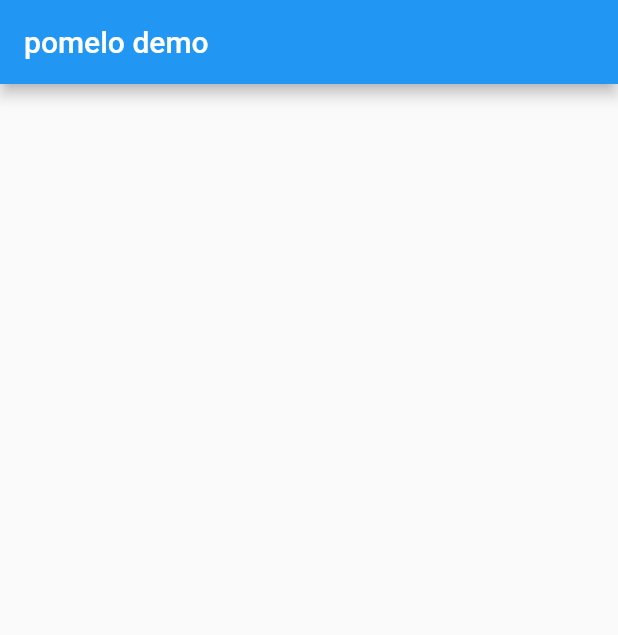
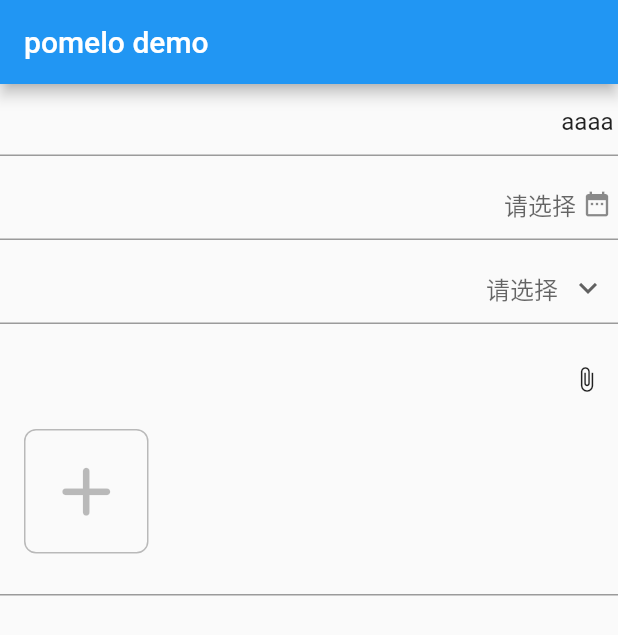
Before and after one commit to WuXuBaiYang/jtech_pomelo, a Flutter app: the screen it shows after launch, on a phone screen of 412 x 824 dp. Shown: the top 635 px of the screen. Run offline on Flutter 3.47's test engine with Material 2 defaults, Android fonts, the phone set to English and light mode, and no system bars; our stand-ins replace azlistview, chewie, dio, extended_image, file_picker, flutter_image_compress and 10 more; missing offline and left inert: dart:ffi, image_editor, lpinyin.

Commit message:
完成表单附件组件

```diff
--- a/example/lib/main.dart
+++ b/example/lib/main.dart
@@ -1,6 +1,5 @@
 import 'package:flutter/material.dart';
 import 'package:jtech_pomelo/pomelo.dart';
-import 'package:jtech_pomelo/widget/gridview/accessory/accessory_gridview.dart';
 
 void main() {
   runJAppRoot(
@@ -31,39 +30,52 @@ class _MyHomePageState extends State<MyHomePage> {
   Widget build(BuildContext context) {
     return JAppPage(
       title: Text(widget.title),
-      body: EmptyBox(),
-      // body: JForm(
-      //   formBuilder: (context, controller) {
-      //     return Column(
-      //       children: [
-      //         JFormFieldText(
-      //           id: "name",
-      //           controller: controller,
-      //           initialValue: "aaaa",
-      //           targetId: "date",
-      //           targetChange: (f, value) {
-      //             f?.didChange(JDateUtil.formatDate("yyyy-mm-dd", value));
-      //           },
-      //         ),
-      //         JFormFieldDatePicker.dateTime(
-      //           id: "date",
-      //           controller: controller,
-      //           valueChange: (v) {
-      //             print(v);
-      //           },
-      //         ),
-      //         JFormFieldSelector(
-      //           id: "aa",
-      //           controller: controller,
-      //           items: [
-      //             SelectItem.same(text: "aa"),
-      //             SelectItem.same(text: "bb"),
-      //           ],
-      //         ),
-      //       ],
-      //     );
-      //   },
-      // ),
+      body: JForm(
+        formBuilder: (context, controller) {
+          return Column(
+            children: [
+              JFormFieldText(
+                id: "name",
+                controller: controller,
+                initialValue: "aaaa",
+                targetId: "date",
+                targetChange: (f, value) {
+                  f?.didChange(JDateUtil.formatDate("yyyy-mm-dd", value));
+                },
+              ),
+              JFormFieldDatePicker.dateTime(
+                id: "date",
+                controller: controller,
+                valueChange: (v) {
+                  print(v);
+                },
+              ),
+              JFormFieldSelector(
+                id: "aa",
+                controller: controller,
+                items: [
+                  SelectItem.same(text: "aa"),
+                  SelectItem.same(text: "bb"),
+                ],
+              ),
+              JFormFieldFile(
+                id: "gg",
+                controller: controller,
+                pickerItems: [
+                  PickerMenuItem.image(text: "aaa"),
+                  PickerMenuItem.imageTake(text: "bbb"),
+                ],
+                fileUpload: (List<JFile> files, value) async {
+                  return FileUploadResult(value: value, files: files);
+                },
+                fileLoad: (Object? value) async {
+                  return [];
+                },
+              ),
+            ],
+          );
+        },
+      ),
     );
   }
 }
--- a/lib/widget/form/field_item/field_file.dart
+++ b/lib/widget/form/field_item/field_file.dart
@@ -1,270 +1,279 @@
-// import 'dart:async';
-// import 'package:flutter/material.dart';
-// import 'package:jtech_pomelo/model/menu_item.dart';
-// import 'package:jtech_pomelo/util/picker/file_info.dart';
-// import 'package:jtech_pomelo/util/util.dart';
-// import 'package:jtech_pomelo/widget/empty_box.dart';
-// import 'package:jtech_pomelo/widget/empty_data_box.dart';
-// import 'package:jtech_pomelo/widget/form/controller.dart';
-// import 'package:jtech_pomelo/widget/form/field_item/field_item.dart';
-// import 'package:jtech_pomelo/widget/form/form.dart';
-// import 'package:jtech_pomelo/widget/future_builder.dart';
-//
-// //附件上传回调
-// typedef FormFileUpload<V> = Future<FileUploadResult<V>> Function(
-//     List<JFile> files, V? value);
-//
-// //附件加载
-// typedef FormFileLoad<V> = Future<List<JFile>> Function(V? value);
-//
-// /*
-// * 表单项-附件选择器
-// * @author JTech JH
-// * @Time 2022/4/6 15:23
-// */
-// class JFormFieldFile<V> extends JFormField<V> {
-//   //附件上传回调
-//   final FormFileUpload<V> fileUpload;
-//
-//   //附件加载
-//   final FormFileLoad<V> fileLoad;
-//
-//   //附件选择菜单集合
-//   final List<MenuItem> pickerItems;
-//
-//   //是否直接展开展示
-//   final bool showExpend;
-//
-//   //最大选择数
-//   final int maxCount;
-//
-//   //附件预览回调
-//   final OnAccessoryFileNoPreview? onFileNoPreview;
-//
-//   //附件预览点击回调
-//   final OnGridItemTap<JFile>? itemTap;
-//
-//   //默认表单项
-//   JFormFieldFile({
-//     Key? key,
-//     //基础表单字段
-//     required String id,
-//     required FormController controller,
-//     V? initialValue,
-//     AutovalidateMode? autoValidateMode,
-//     FormFieldSetter<V>? onSaved,
-//     FormFieldValidator<V>? validator,
-//     bool? readOnly,
-//     bool? enable,
-//     bool? required,
-//     bool? showRequired,
-//     String? requiredHint,
-//     InputDecoration? decoration,
-//     Widget? startChild,
-//     String? startText,
-//     TextStyle? startTextStyle,
-//     Widget? endChild,
-//     bool? showArrow,
-//     EdgeInsetsGeometry? padding,
-//     TextAlign? textAlign,
-//     String? hint,
-//     FormValueChange? valueChange,
-//     String? targetId,
-//     FormTargetChange? targetChange,
-//     //自定义参数
-//     required this.pickerItems,
-//     required this.fileUpload,
-//     required this.fileLoad,
-//     this.onFileNoPreview,
-//     this.itemTap,
-//     String? errorText,
-//     bool? showExpend,
-//     int? maxCount,
-//   })  : showExpend = showExpend ?? true,
-//         maxCount = maxCount ?? 9,
-//         super(
-//           key: key,
-//           id: id,
-//           controller: controller,
-//           readOnly: readOnly,
-//           enable: enable,
-//           initialValue: initialValue,
-//           autoValidateMode: autoValidateMode,
-//           onSaved: onSaved,
-//           validator: validator,
-//           required: required,
-//           showRequired: showRequired,
-//           requiredHint: requiredHint,
-//           decoration: decoration,
-//           startChild: startChild,
-//           startText: startText,
-//           startTextStyle: startTextStyle,
-//           endChild: endChild,
-//           showArrow: showArrow,
-//           padding: padding,
-//           textAlign: textAlign,
-//           hint: hint ?? "查看附件",
-//           valueChange: valueChange,
-//           targetId: targetId,
-//           targetChange: targetChange,
-//         );
-//
-//   @override
-//   State<StatefulWidget> createState() => _JFormFieldFileState();
-// }
-//
-// /*
-// * 表单项-附件选择器-状态
-// * @author JTech JH
-// * @Time 2022/4/6 15:23
-// */
-// class _JFormFieldFileState<V> extends JFormFieldState<V, JFormFieldFile> {
-//   @override
-//   Widget build(BuildContext context) {
-//     return buildField(
-//       clicked: !widget.showExpend,
-//       builder: (f, valueChange) {
-//         registerFileUpload(f, valueChange);
-//         return InputDecorator(
-//           textAlign: widget.textAlign,
-//           isFocused: focusNode.hasFocus,
-//           isEmpty: null == f.value,
-//           decoration: createDecoration(withFixedStyle: false).copyWith(
-//             errorText: f.errorText,
-//             enabled: enable,
-//           ),
-//           child: Column(
-//             mainAxisSize: MainAxisSize.min,
-//             children: [
-//               buildFixedStyle(),
-//               widget.showExpend ? _buildFileGrid(context, f) : const EmptyBox(),
-//             ],
-//           ),
-//         );
-//       },
-//       onFieldTap: (f, valueChange) => _showFileGridSheet(context, f),
-//     );
-//   }
-//
-//   //注册异步提交方法
-//   void registerFileUpload(FormFieldState<V> f, FormValueChange<V> valueChange) {
-//     return registerSubmitFuture(() async {
-//       var result = await widget.fileUpload(
-//         fileController?.dataList ?? [],
-//         f.value,
-//       );
-//       fileController?.setData(result.files);
-//       valueChange(result.value);
-//       return result.value;
-//     });
-//   }
-//
-//   //展示附件表格弹窗
-//   Future _showFileGridSheet(BuildContext context, FormFieldState<V> f) {
-//     return showModalBottomSheet(
-//       context: context,
-//       builder: (_) {
-//         return Column(
-//           mainAxisSize: MainAxisSize.min,
-//           children: [
-//             Stack(
-//               children: [
-//                 const CloseButton(),
-//                 Center(
-//                   child: Padding(
-//                     padding: const EdgeInsets.all(12),
-//                     child: Text(widget.hint ?? ""),
-//                   ),
-//                 ),
-//               ],
-//             ),
-//             const Divider(),
-//             _buildFileGrid(context, f),
-//           ],
-//         );
-//       },
-//     );
-//   }
-//
-//   //附件控制器
-//   JAccessoryGridViewController<JFile>? fileController;
-//
-//   //构建附件表格
-//   Widget _buildFileGrid(BuildContext context, FormFieldState<V> f) {
-//     return JFutureBuilder<List<JFile>>(
-//       future: () async {
-//         if (null == fileController) {
-//           var fileList = await widget.fileLoad(f.value);
-//           fileController = JAccessoryGridViewController(dataList: fileList);
-//         }
-//         return fileController?.dataList ?? [];
-//       },
-//       builder: (_, snap) {
-//         var canModify = enable && !readOnly;
-//         return EmptyDataBox(
-//           isEmpty: !canModify && (snap.data?.isEmpty ?? true),
-//           child: JGridView.accessory(
-//             menuItems: widget.pickerItems,
-//             controller: fileController,
-//             maxCount: widget.maxCount,
-//             crossAxisCount: 4,
-//             modify: canModify,
-//             // itemThumbnailMap: {
-//             //   RegExp(r".docx|.doc|.pdf|.ppt|pptx|text|txt|xlsx"):
-//             //       Image.asset(Common.formFileIcon),
-//             // },
-//             canScroll: false,
-//             onFileNoPreview: widget.onFileNoPreview,
-//             itemTap: widget.itemTap,
-//           ),
-//         );
-//       },
-//     );
-//   }
-//
-//   @override
-//   List<Widget> insertEndChild() {
-//     String? hint;
-//     if (enable && !widget.showExpend) {
-//       hint = widget.hint;
-//     }
-//     var showHint = null != initialValue && "$initialValue".isNotEmpty;
-//     return [
-//       Visibility(
-//         visible: showHint,
-//         child: Text(
-//           hint ?? "",
-//           style: TextStyle(color: JUtil.getAccentColor(context)),
-//         ),
-//       ),
-//       const Padding(
-//         padding: EdgeInsets.symmetric(horizontal: 12),
-//         child: Icon(Icons.attach_file_outlined, size: 18),
-//       ),
-//     ];
-//   }
-//
-//   @override
-//   String? onRequiredValidator(V? v) =>
-//       (null != v || (fileController?.dataList.isNotEmpty ?? false))
-//           ? null
-//           : widget.requiredHint;
-// }
-//
-// /*
-// * 附件上传返回值
-// * @author JTech JH
-// * @Time 2022/3/10 9:47
-// */
-// class FileUploadResult<V> {
-//   //参数值
-//   final V? value;
-//
-//   //上传成功的附件集合
-//   final List<JFile> files;
-//
-//   FileUploadResult({
-//     required this.value,
-//     required this.files,
-//   });
-// }
+import 'dart:async';
+import 'package:flutter/material.dart';
+import 'package:jtech_pomelo/base/base_widget.dart';
+import 'package:jtech_pomelo/util/picker/file_info.dart';
+import 'package:jtech_pomelo/util/picker/menu_item.dart';
+import 'package:jtech_pomelo/util/util.dart';
+import 'package:jtech_pomelo/widget/empty_box.dart';
+import 'package:jtech_pomelo/widget/empty_data_box.dart';
+import 'package:jtech_pomelo/widget/form/controller.dart';
+import 'package:jtech_pomelo/widget/form/field_item/field_item.dart';
+import 'package:jtech_pomelo/widget/form/form.dart';
+import 'package:jtech_pomelo/widget/future_builder.dart';
+import 'package:jtech_pomelo/widget/gridview/accessory/accessory_gridview.dart';
+import 'package:jtech_pomelo/widget/gridview/accessory/controller.dart';
+
+//附件上传回调
+typedef FormFileUpload<V> = Future<FileUploadResult<V>> Function(
+    List<JFile> files, V? value);
+
+//附件加载
+typedef FormFileLoad<V> = Future<List<JFile>> Function(V? value);
+
+/*
+* 表单项-附件选择器
+* @author JTech JH
+* @Time 2022/4/6 15:23
+*/
+class JFormFieldFile<V> extends JFormField<V> {
+  //附件上传回调
+  final FormFileUpload<V> fileUpload;
+
+  //附件加载
+  final FormFileLoad<V> fileLoad;
+
+  //附件选择菜单集合
+  final List<PickerMenuItem> pickerItems;
+
+  //是否直接展开展示
+  final bool showExpend;
+
+  //最大选择数
+  final int maxCount;
+
+  //横向附件数量
+  final int crossAxisCount;
+
+  //附件项点击事件
+  final ItemTap<JFile>? itemTap;
+
+  //附件项预览自定义
+  final AccessoryPreview? accessoryPreview;
+
+  //附件项占位图表
+  final Map<RegExp, Widget>? itemPlaceholderMap;
+
+  //默认表单项
+  const JFormFieldFile({
+    Key? key,
+    //基础表单字段
+    required String id,
+    required FormController controller,
+    V? initialValue,
+    AutovalidateMode? autoValidateMode,
+    FormFieldSetter<V>? onSaved,
+    FormFieldValidator<V>? validator,
+    bool? readOnly,
+    bool? enable,
+    bool? required,
+    bool? showRequired,
+    String? requiredHint,
+    InputDecoration? decoration,
+    Widget? startChild,
+    String? startText,
+    TextStyle? startTextStyle,
+    Widget? endChild,
+    bool? showArrow,
+    EdgeInsetsGeometry? padding,
+    TextAlign? textAlign,
+    String? hint,
+    FormValueChange? valueChange,
+    String? targetId,
+    FormTargetChange? targetChange,
+    //自定义参数
+    required this.pickerItems,
+    required this.fileUpload,
+    required this.fileLoad,
+    this.itemTap,
+    this.accessoryPreview,
+    this.itemPlaceholderMap,
+    String? errorText,
+    bool? showExpend,
+    int? maxCount,
+    int? crossAxisCount,
+  })  : showExpend = showExpend ?? true,
+        maxCount = maxCount ?? 9,
+        crossAxisCount = crossAxisCount ?? 4,
+        super(
+          key: key,
+          id: id,
+          controller: controller,
+          readOnly: readOnly,
+          enable: enable,
+          initialValue: initialValue,
+          autoValidateMode: autoValidateMode,
+          onSaved: onSaved,
+          validator: validator,
+          required: required,
+          showRequired: showRequired,
+          requiredHint: requiredHint,
+          decoration: decoration,
+          startChild: startChild,
+          startText: startText,
+          startTextStyle: startTextStyle,
+          endChild: endChild,
+          showArrow: showArrow,
+          padding: padding,
+          textAlign: textAlign,
+          hint: hint ?? "查看附件",
+          valueChange: valueChange,
+          targetId: targetId,
+          targetChange: targetChange,
+        );
+
+  @override
+  State<StatefulWidget> createState() => _JFormFieldFileState();
+}
+
+/*
+* 表单项-附件选择器-状态
+* @author JTech JH
+* @Time 2022/4/6 15:23
+*/
+class _JFormFieldFileState<V> extends JFormFieldState<V, JFormFieldFile> {
+  @override
+  Widget build(BuildContext context) {
+    return buildField(
+      clicked: !widget.showExpend,
+      builder: (f, valueChange) {
+        registerFileUpload(f, valueChange);
+        return InputDecorator(
+          textAlign: widget.textAlign,
+          isFocused: focusNode.hasFocus,
+          isEmpty: null == f.value,
+          decoration: createDecoration(withFixedStyle: false).copyWith(
+            errorText: f.errorText,
+            enabled: enable,
+          ),
+          child: Column(
+            mainAxisSize: MainAxisSize.min,
+            children: [
+              buildFixedStyle(),
+              widget.showExpend ? _buildFileGrid(context, f) : const EmptyBox(),
+            ],
+          ),
+        );
+      },
+      onFieldTap: (f, valueChange) => _showFileGridSheet(context, f),
+    );
+  }
+
+  //注册异步提交方法
+  void registerFileUpload(FormFieldState<V> f, FormValueChange<V> valueChange) {
+    return registerSubmitFuture(() async {
+      var result = await widget.fileUpload(
+        fileController?.value ?? [],
+        f.value,
+      );
+      fileController?.setValue(result.files);
+      valueChange(result.value);
+      return result.value;
+    });
+  }
+
+  //展示附件表格弹窗
+  Future _showFileGridSheet(BuildContext context, FormFieldState<V> f) {
+    return showModalBottomSheet(
+      context: context,
+      builder: (_) {
+        return Column(
+          mainAxisSize: MainAxisSize.min,
+          children: [
+            Stack(
+              children: [
+                const CloseButton(),
+                Center(
+                  child: Padding(
+                    padding: const EdgeInsets.all(12),
+                    child: Text(widget.hint ?? ""),
+                  ),
+                ),
+              ],
+            ),
+            const Divider(),
+            _buildFileGrid(context, f),
+          ],
+        );
+      },
+    );
+  }
+
+  //附件控制器
+  AccessoryGridViewController? fileController;
+
+  //构建附件表格
+  Widget _buildFileGrid(BuildContext context, FormFieldState<V> f) {
+    return JFutureBuilder<List<JFile>>(
+      future: () async {
+        if (null == fileController) {
+          var fileList = await widget.fileLoad(f.value);
+          fileController = AccessoryGridViewController(dataList: fileList);
+        }
+        return fileController?.value ?? [];
+      },
+      builder: (_, snap) {
+        var canModify = enable && !readOnly;
+        return EmptyDataBox(
+          isEmpty: !canModify && (snap.data?.isEmpty ?? true),
+          child: JAccessoryGridView(
+            pickerMenuItems: widget.pickerItems,
+            controller: fileController,
+            maxCount: widget.maxCount,
+            crossAxisCount: widget.crossAxisCount,
+            modify: canModify,
+            itemPlaceholderMap: widget.itemPlaceholderMap,
+            accessoryPreview: widget.accessoryPreview,
+            canScroll: false,
+            itemTap: widget.itemTap,
+          ),
+        );
+      },
+    );
+  }
+
+  @override
+  List<Widget> insertEndChild() {
+    String? hint;
+    if (enable && !widget.showExpend) {
+      hint = widget.hint;
+    }
+    var showHint = null != initialValue && "$initialValue".isNotEmpty;
+    return [
+      Visibility(
+        visible: showHint,
+        child: Text(
+          hint ?? "",
+          style: TextStyle(color: JUtil.getAccentColor(context)),
+        ),
+      ),
+      const Padding(
+        padding: EdgeInsets.symmetric(horizontal: 12),
+        child: Icon(Icons.attach_file_outlined, size: 18),
+      ),
+    ];
+  }
+
+  @override
+  String? onRequiredValidator(V? v) =>
+      (null != v || (fileController?.isNotEmpty ?? false))
+          ? null
+          : widget.requiredHint;
+}
+
+/*
+* 附件上传返回值
+* @author JTech JH
+* @Time 2022/3/10 9:47
+*/
+class FileUploadResult<V> {
+  //参数值
+  final V? value;
+
+  //上传成功的附件集合
+  final List<JFile> files;
+
+  FileUploadResult({
+    required this.value,
+    required this.files,
+  });
+}
```
